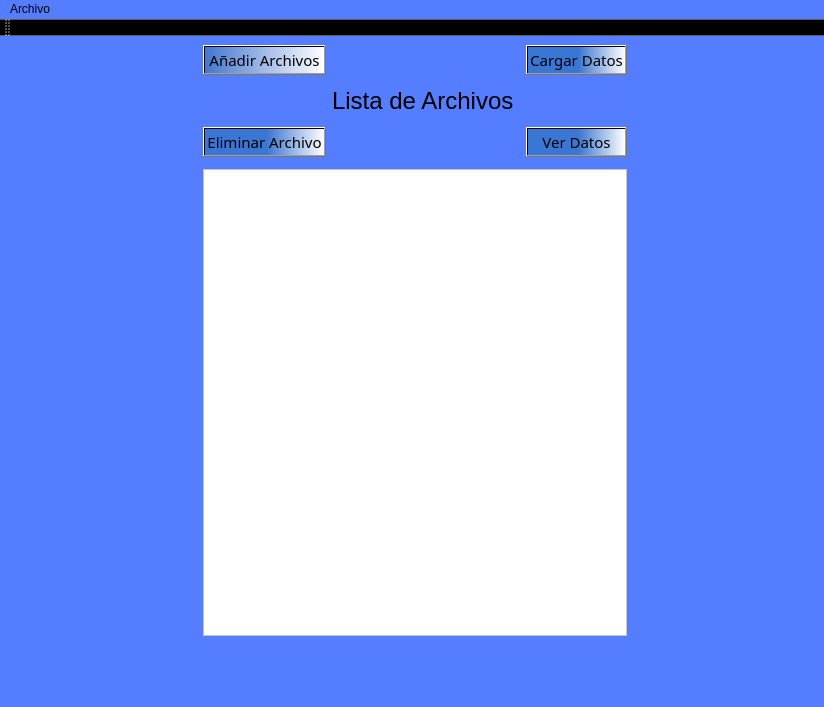
Above: Interfaz/UI/InicioSubirDatos.ui from Dumaru/ExcelReports before the change. Below: the same form after it.
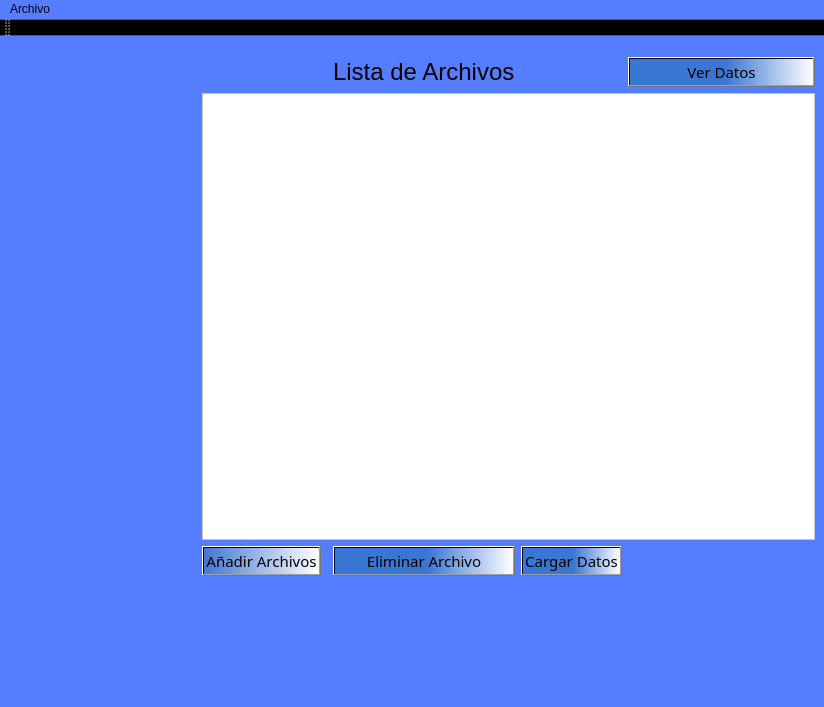
That is the form after the change. Icons and pictures are not drawn.

```diff
--- a/Interfaz/UI/InicioSubirDatos.ui
+++ b/Interfaz/UI/InicioSubirDatos.ui
@@ -26,7 +26,20 @@
         <property name="sizeConstraint">
          <enum>QLayout::SetMinimumSize</enum>
         </property>
-        <item row="0" column="1">
+        <item row="15" column="5">
+         <spacer name="horizontalSpacer_2">
+          <property name="orientation">
+           <enum>Qt::Horizontal</enum>
+          </property>
+          <property name="sizeHint" stdset="0">
+           <size>
+            <width>40</width>
+            <height>20</height>
+           </size>
+          </property>
+         </spacer>
+        </item>
+        <item row="7" column="1">
          <widget class="QPushButton" name="pushButtonAnadirArchivo">
           <property name="maximumSize">
            <size>
@@ -61,20 +74,7 @@
           </property>
          </widget>
         </item>
-        <item row="11" column="5">
-         <spacer name="horizontalSpacer_2">
-          <property name="orientation">
-           <enum>Qt::Horizontal</enum>
-          </property>
-          <property name="sizeHint" stdset="0">
-           <size>
-            <width>40</width>
-            <height>20</height>
-           </size>
-          </property>
-         </spacer>
-        </item>
-        <item row="11" column="0">
+        <item row="15" column="0">
          <spacer name="horizontalSpacer">
           <property name="orientation">
            <enum>Qt::Horizontal</enum>
@@ -87,7 +87,19 @@
           </property>
          </spacer>
         </item>
-        <item row="2" column="1">
+        <item row="3" column="3">
+         <widget class="QLabel" name="label">
+          <property name="font">
+           <font>
+            <pointsize>18</pointsize>
+           </font>
+          </property>
+          <property name="text">
+           <string>Lista de Archivos</string>
+          </property>
+         </widget>
+        </item>
+        <item row="7" column="3">
          <widget class="QPushButton" name="pushButtonEliminar">
           <property name="font">
            <font>
@@ -118,7 +130,45 @@
           </property>
          </widget>
         </item>
-        <item row="2" column="4">
+        <item row="6" column="1" colspan="5">
+         <widget class="QListWidget" name="listWidgetListaArchivos">
+          <property name="styleSheet">
+           <string notr="true">background-color: rgb(255, 255, 255);
+border-color: rgb(0, 0, 0);</string>
+          </property>
+          <property name="autoScrollMargin">
+           <number>23</number>
+          </property>
+         </widget>
+        </item>
+        <item row="7" column="4">
+         <widget class="QPushButton" name="pushButtonCargarDatos">
+          <property name="font">
+           <font>
+            <family>Corbel</family>
+            <pointsize>11</pointsize>
+           </font>
+          </property>
+          <property name="styleSheet">
+           <string notr="true">background-color: rgb(85, 170, 255);
+background-color: qlineargradient(spread:pad, x1:0, y1:0, x2:1, y2:0, stop:0.517413 rgba(55, 117, 206, 229), stop:1 rgba(255, 255, 255, 255));</string>
+          </property>
+          <property name="text">
+           <string>Cargar Datos</string>
+          </property>
+          <property name="icon">
+           <iconset>
+            <normaloff>../Recursos/upload.png</normaloff>../Recursos/upload.png</iconset>
+          </property>
+          <property name="iconSize">
+           <size>
+            <width>40</width>
+            <height>40</height>
+           </size>
+          </property>
+         </widget>
+        </item>
+        <item row="3" column="5">
          <widget class="QPushButton" name="pushButtonMostrarDatos">
           <property name="maximumSize">
            <size>
@@ -152,46 +202,8 @@
           </property>
          </widget>
         </item>
-        <item row="0" column="4">
-         <widget class="QPushButton" name="pushButtonCargarDatos">
-          <property name="font">
-           <font>
-            <family>Corbel</family>
-            <pointsize>11</pointsize>
-           </font>
-          </property>
-          <property name="styleSheet">
-           <string notr="true">background-color: rgb(85, 170, 255);
-background-color: qlineargradient(spread:pad, x1:0, y1:0, x2:1, y2:0, stop:0.517413 rgba(55, 117, 206, 229), stop:1 rgba(255, 255, 255, 255));</string>
-          </property>
-          <property name="text">
-           <string>Cargar Datos</string>
-          </property>
-          <property name="icon">
-           <iconset>
-            <normaloff>../Recursos/upload.png</normaloff>../Recursos/upload.png</iconset>
-          </property>
-          <property name="iconSize">
-           <size>
-            <width>40</width>
-            <height>40</height>
-           </size>
-          </property>
-         </widget>
-        </item>
-        <item row="11" column="1" colspan="4">
-         <widget class="QListWidget" name="listWidgetListaArchivos">
-          <property name="styleSheet">
-           <string notr="true">background-color: rgb(255, 255, 255);
-border-color: rgb(0, 0, 0);</string>
-          </property>
-          <property name="autoScrollMargin">
-           <number>23</number>
-          </property>
-         </widget>
-        </item>
-        <item row="1" column="1">
-         <spacer name="verticalSpacer_4">
+        <item row="8" column="1">
+         <spacer name="verticalSpacer_2">
           <property name="orientation">
            <enum>Qt::Vertical</enum>
           </property>
@@ -206,19 +218,7 @@
           </property>
          </spacer>
         </item>
-        <item row="1" column="2">
-         <widget class="QLabel" name="label">
-          <property name="font">
-           <font>
-            <pointsize>18</pointsize>
-           </font>
-          </property>
-          <property name="text">
-           <string>Lista de Archivos</string>
-          </property>
-         </widget>
-        </item>
-        <item row="0" column="0" rowspan="4">
+        <item row="1" column="0" rowspan="3" colspan="2">
          <widget class="QLabel" name="label_2">
           <property name="maximumSize">
            <size>
```
